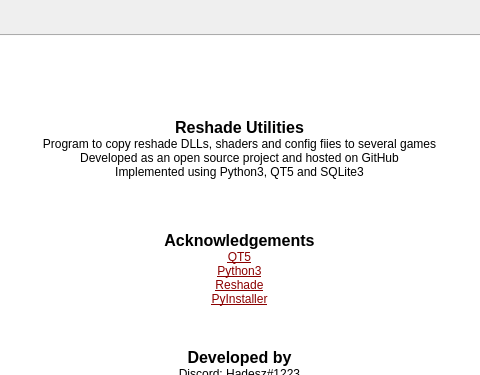
Old version of the form src/ui/main.ui in the repository ddc/ReShadeUtils; both pictures show x 263 to 743 and y 0 to 375 of the 1000 by 700 pixel window.
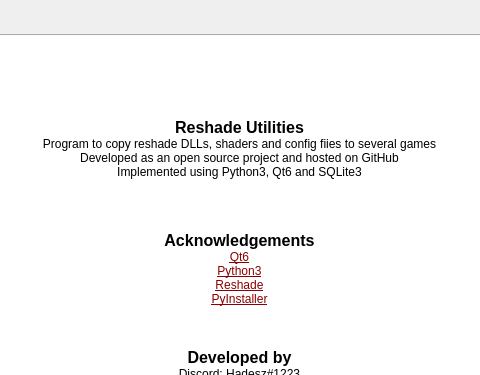
New version of the form. The open tabs and pages were chosen to show the change. Icons and pictures are not drawn.

The edit to the form file:
```diff
--- a/src/ui/main.ui
+++ b/src/ui/main.ui
@@ -703,13 +703,13 @@
 &lt;p align=&quot;center&quot; style=&quot; margin-top:0px; margin-bottom:0px; margin-left:0px; margin-right:0px; -qt-block-indent:0; text-indent:0px;&quot;&gt;&lt;span style=&quot; font-size:12pt; font-weight:600;&quot;&gt;Reshade Utilities&lt;/span&gt;&lt;/p&gt;
 &lt;p align=&quot;center&quot; style=&quot; margin-top:0px; margin-bottom:0px; margin-left:0px; margin-right:0px; -qt-block-indent:0; text-indent:0px;&quot;&gt;&lt;span style=&quot; font-size:9pt;&quot;&gt;Program to copy reshade DLLs, shaders and config fiies to several games&lt;/span&gt;&lt;/p&gt;
 &lt;p align=&quot;center&quot; style=&quot; margin-top:0px; margin-bottom:0px; margin-left:0px; margin-right:0px; -qt-block-indent:0; text-indent:0px;&quot;&gt;&lt;span style=&quot; font-size:9pt;&quot;&gt;Developed as an open source project and hosted on GitHub&lt;/span&gt;&lt;/p&gt;
-&lt;p align=&quot;center&quot; style=&quot; margin-top:0px; margin-bottom:0px; margin-left:0px; margin-right:0px; -qt-block-indent:0; text-indent:0px;&quot;&gt;&lt;span style=&quot; font-size:9pt;&quot;&gt;Implemented using Python3, QT5 and SQLite3&lt;/span&gt;&lt;/p&gt;
+&lt;p align=&quot;center&quot; style=&quot; margin-top:0px; margin-bottom:0px; margin-left:0px; margin-right:0px; -qt-block-indent:0; text-indent:0px;&quot;&gt;&lt;span style=&quot; font-size:9pt;&quot;&gt;Implemented using Python3, Qt6 and SQLite3&lt;/span&gt;&lt;/p&gt;
 &lt;p align=&quot;center&quot; style=&quot;-qt-paragraph-type:empty; margin-top:0px; margin-bottom:0px; margin-left:0px; margin-right:0px; -qt-block-indent:0; text-indent:0px; font-size:8pt; text-decoration: underline; color:#0000ff;&quot;&gt;&lt;br /&gt;&lt;/p&gt;
 &lt;p align=&quot;center&quot; style=&quot;-qt-paragraph-type:empty; margin-top:0px; margin-bottom:0px; margin-left:0px; margin-right:0px; -qt-block-indent:0; text-indent:0px; font-size:8pt; text-decoration: underline; color:#0000ff;&quot;&gt;&lt;br /&gt;&lt;/p&gt;
 &lt;p align=&quot;center&quot; style=&quot;-qt-paragraph-type:empty; margin-top:0px; margin-bottom:0px; margin-left:0px; margin-right:0px; -qt-block-indent:0; text-indent:0px; font-size:8pt; text-decoration: underline; color:#0000ff;&quot;&gt;&lt;br /&gt;&lt;/p&gt;
 &lt;p align=&quot;center&quot; style=&quot;-qt-paragraph-type:empty; margin-top:0px; margin-bottom:0px; margin-left:0px; margin-right:0px; -qt-block-indent:0; text-indent:0px; font-size:8pt; text-decoration: underline; color:#0000ff;&quot;&gt;&lt;br /&gt;&lt;/p&gt;
 &lt;p align=&quot;center&quot; style=&quot; margin-top:0px; margin-bottom:0px; margin-left:0px; margin-right:0px; -qt-block-indent:0; text-indent:0px;&quot;&gt;&lt;span style=&quot; font-size:12pt; font-weight:600;&quot;&gt;Acknowledgements&lt;/span&gt;&lt;/p&gt;
-&lt;p align=&quot;center&quot; style=&quot; margin-top:0px; margin-bottom:0px; margin-left:0px; margin-right:0px; -qt-block-indent:0; text-indent:0px;&quot;&gt;&lt;a href=&quot;https://www.qt.io&quot;&gt;&lt;span style=&quot; font-size:9pt; text-decoration: underline; color:#8b0000;&quot;&gt;QT5&lt;/span&gt;&lt;/a&gt;&lt;/p&gt;
+&lt;p align=&quot;center&quot; style=&quot; margin-top:0px; margin-bottom:0px; margin-left:0px; margin-right:0px; -qt-block-indent:0; text-indent:0px;&quot;&gt;&lt;a href=&quot;https://www.qt.io&quot;&gt;&lt;span style=&quot; font-size:9pt; text-decoration: underline; color:#8b0000;&quot;&gt;Qt6&lt;/span&gt;&lt;/a&gt;&lt;/p&gt;
 &lt;p align=&quot;center&quot; style=&quot; margin-top:0px; margin-bottom:0px; margin-left:0px; margin-right:0px; -qt-block-indent:0; text-indent:0px;&quot;&gt;&lt;a href=&quot;https://www.python.org&quot;&gt;&lt;span style=&quot; font-size:9pt; text-decoration: underline; color:#8b0000;&quot;&gt;Python3&lt;/span&gt;&lt;/a&gt;&lt;/p&gt;
 &lt;p align=&quot;center&quot; style=&quot; margin-top:0px; margin-bottom:0px; margin-left:0px; margin-right:0px; -qt-block-indent:0; text-indent:0px;&quot;&gt;&lt;a href=&quot;https://reshade.me/&quot;&gt;&lt;span style=&quot; font-size:9pt; text-decoration: underline; color:#8b0000;&quot;&gt;Reshade&lt;/span&gt;&lt;/a&gt;&lt;/p&gt;
 &lt;p align=&quot;center&quot; style=&quot; margin-top:0px; margin-bottom:0px; margin-left:0px; margin-right:0px; -qt-block-indent:0; text-indent:0px;&quot;&gt;&lt;a href=&quot;https://pyinstaller.readthedocs.io&quot;&gt;&lt;span style=&quot; font-size:9pt; text-decoration: underline; color:#8b0000;&quot;&gt;PyInstaller&lt;/span&gt;&lt;/a&gt;&lt;/p&gt;
```
Left out of the diff: 17 changed lines with no effect on the pictures.
